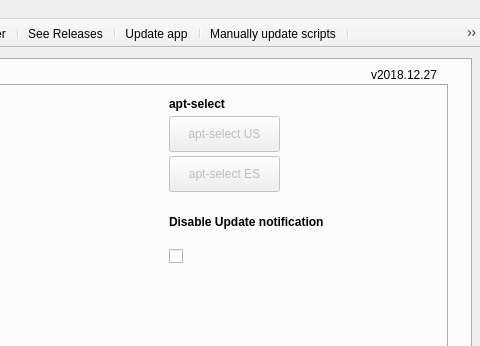
Above: src/mainwindow.ui from adgellida/ubunsys before the change; both pictures show x 169 to 649 and y 0 to 346 of the 649 by 682 pixel window. Below: the same form after it.
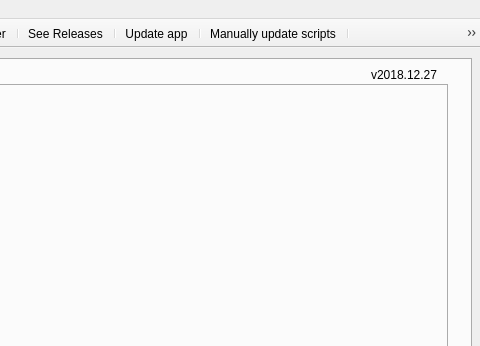
That is the form after the change. The open tabs and pages were chosen to show the change. Icons and pictures are not drawn.

Patch:
```diff
--- a/src/mainwindow.ui
+++ b/src/mainwindow.ui
@@ -226,68 +226,6 @@
          <bool>false</bool>
         </property>
        </widget>
-       <widget class="QPushButton" name="aptselect_US">
-        <property name="enabled">
-         <bool>false</bool>
-        </property>
-        <property name="geometry">
-         <rect>
-          <x>300</x>
-          <y>30</y>
-          <width>111</width>
-          <height>36</height>
-         </rect>
-        </property>
-        <property name="whatsThis">
-         <string/>
-        </property>
-        <property name="text">
-         <string>apt-select US</string>
-        </property>
-        <property name="iconSize">
-         <size>
-          <width>30</width>
-          <height>30</height>
-         </size>
-        </property>
-        <property name="shortcut">
-         <string/>
-        </property>
-        <property name="checkable">
-         <bool>false</bool>
-        </property>
-       </widget>
-       <widget class="QPushButton" name="aptselect_ES">
-        <property name="enabled">
-         <bool>false</bool>
-        </property>
-        <property name="geometry">
-         <rect>
-          <x>300</x>
-          <y>70</y>
-          <width>111</width>
-          <height>36</height>
-         </rect>
-        </property>
-        <property name="whatsThis">
-         <string/>
-        </property>
-        <property name="text">
-         <string>apt-select ES</string>
-        </property>
-        <property name="iconSize">
-         <size>
-          <width>30</width>
-          <height>30</height>
-         </size>
-        </property>
-        <property name="shortcut">
-         <string/>
-        </property>
-        <property name="checkable">
-         <bool>false</bool>
-        </property>
-       </widget>
        <widget class="QPushButton" name="importSourcesListButton">
         <property name="geometry">
          <rect>
@@ -401,25 +339,6 @@
          <string>Log update scripts</string>
         </property>
        </widget>
-       <widget class="QLabel" name="label_49">
-        <property name="geometry">
-         <rect>
-          <x>300</x>
-          <y>10</y>
-          <width>141</width>
-          <height>16</height>
-         </rect>
-        </property>
-        <property name="font">
-         <font>
-          <weight>75</weight>
-          <bold>true</bold>
-         </font>
-        </property>
-        <property name="text">
-         <string>apt-select</string>
-        </property>
-       </widget>
        <widget class="QLabel" name="label_52">
         <property name="geometry">
          <rect>
@@ -442,53 +361,6 @@
          <string>sources.list</string>
         </property>
        </widget>
-       <widget class="QLabel" name="label_63">
-        <property name="geometry">
-         <rect>
-          <x>300</x>
-          <y>120</y>
-          <width>231</width>
-          <height>31</height>
-         </rect>
-        </property>
-        <property name="font">
-         <font>
-          <weight>75</weight>
-          <bold>true</bold>
-         </font>
-        </property>
-        <property name="text">
-         <string>Disable Update notification</string>
-        </property>
-       </widget>
-       <widget class="QCheckBox" name="checkBoxUpdateNotif">
-        <property name="enabled">
-         <bool>true</bool>
-        </property>
-        <property name="geometry">
-         <rect>
-          <x>300</x>
-          <y>150</y>
-          <width>51</width>
-          <height>41</height>
-         </rect>
-        </property>
-        <property name="styleSheet">
-         <string notr="true"/>
-        </property>
-        <property name="text">
-         <string/>
-        </property>
-        <property name="iconSize">
-         <size>
-          <width>16</width>
-          <height>16</height>
-         </size>
-        </property>
-        <property name="tristate">
-         <bool>false</bool>
-        </property>
-       </widget>
       </widget>
      </widget>
     </widget>
@@ -1011,6 +883,53 @@
          <bool>false</bool>
         </property>
        </widget>
+       <widget class="QCheckBox" name="checkBoxUpdateNotif">
+        <property name="enabled">
+         <bool>true</bool>
+        </property>
+        <property name="geometry">
+         <rect>
+          <x>140</x>
+          <y>290</y>
+          <width>51</width>
+          <height>41</height>
+         </rect>
+        </property>
+        <property name="styleSheet">
+         <string notr="true"/>
+        </property>
+        <property name="text">
+         <string/>
+        </property>
+        <property name="iconSize">
+         <size>
+          <width>16</width>
+          <height>16</height>
+         </size>
+        </property>
+        <property name="tristate">
+         <bool>false</bool>
+        </property>
+       </widget>
+       <widget class="QLabel" name="label_63">
+        <property name="geometry">
+         <rect>
+          <x>140</x>
+          <y>260</y>
+          <width>231</width>
+          <height>31</height>
+         </rect>
+        </property>
+        <property name="font">
+         <font>
+          <weight>75</weight>
+          <bold>true</bold>
+         </font>
+        </property>
+        <property name="text">
+         <string>Disable Official Update notification</string>
+        </property>
+       </widget>
       </widget>
       <widget class="QWidget" name="tab_10">
        <attribute name="title">
```
Left out of the diff: 4 changed lines with no effect on the pictures.
